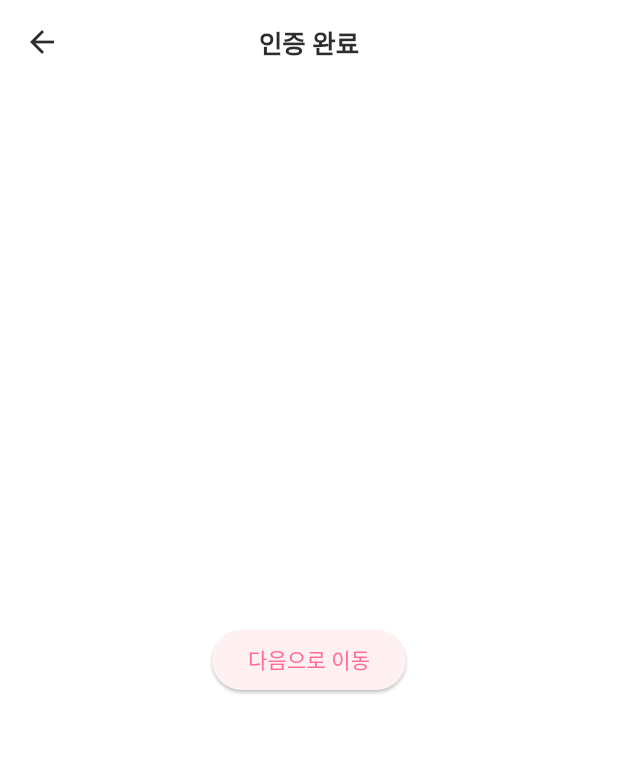
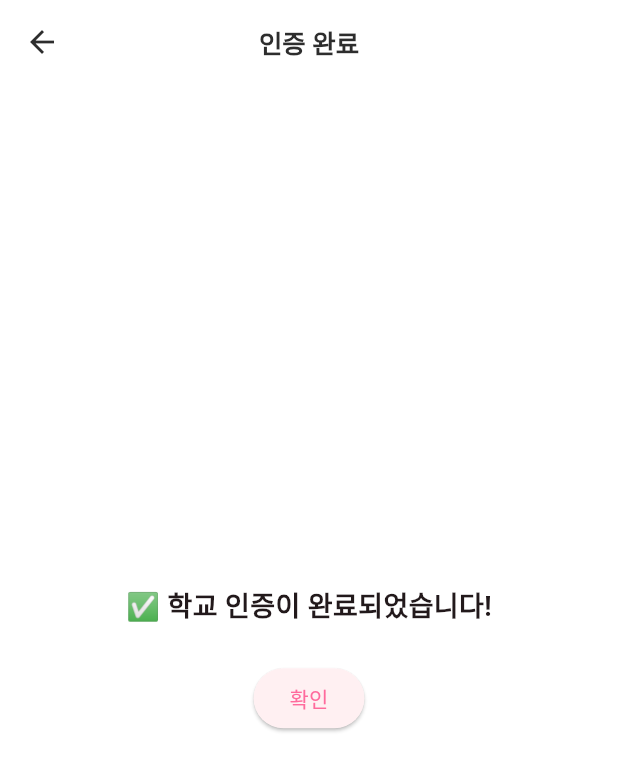
Before and after one commit to Dysfunction47th/mobileTeamProject, a Flutter app: the SchoolCheckOk screen opened directly, on a phone screen of 412 x 824 dp. Shown: the top 771 px of the screen. Run offline on Flutter 3.47's test engine with Material 3 defaults, Android fonts, the phone set to English and light mode, and no system bars; our stand-ins replace flutter_dotenv, logger; missing offline and left inert: kakao_flutter_sdk_common, kakao_flutter_sdk_user, mailer; accounts and stored records are empty.

Commit message:
인증 완료 후 프로필 화면으로 복귀

```diff
--- a/lib/front/schoolCheckOk.dart
+++ b/lib/front/schoolCheckOk.dart
@@ -1,26 +1,33 @@
 import 'package:flutter/material.dart';
-import 'package:mobile_team_project/front/onboarding_screen2.dart';
-import 'package:mobile_team_project/backend/user_data/user_data.dart';
+import 'package:mobile_team_project/front/screens/profile_screen.dart';
 
 class SchoolCheckOk extends StatelessWidget {
   const SchoolCheckOk({super.key});
-
 
   @override
   Widget build(BuildContext context) {
     return Scaffold(
       appBar: AppBar(title: const Text('인증 완료')),
       body: Center(
-        child: ElevatedButton(
-          onPressed: () {
-            Navigator.pushReplacement(
-              context,
-              MaterialPageRoute(
-                builder: (_) => const OnboardingScreen2(),
+        child: Column(
+          mainAxisAlignment: MainAxisAlignment.center,
+          children: [
+            const Text(
+              '✅ 학교 인증이 완료되었습니다!',
+              style: TextStyle(
+                fontSize: 18,
+                fontWeight: FontWeight.w700,
               ),
-            );
-          },
-          child: const Text('다음으로 이동'),
+            ),
+            const SizedBox(height: 24),
+            ElevatedButton(
+              onPressed: () {
+                // 인증 완료 후 프로필 화면으로 이동 (스택 유지)
+                Navigator.pop(context);
+              },
+              child: const Text('확인'),
+            ),
+          ],
         ),
       ),
     );
```
